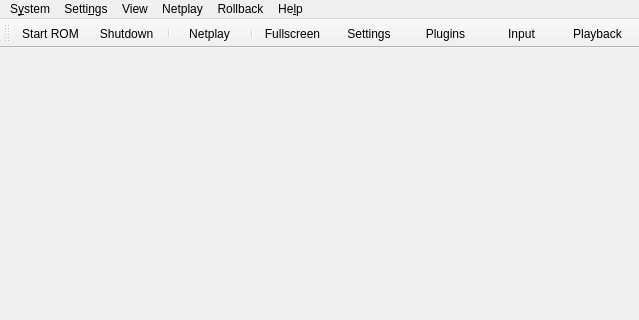
Before: the Qt Designer form Source/RMG/UserInterface/MainWindow.ui in kimimaru4000/RMG-K, drawn with Qt 5; both pictures show x 0 to 639 and y 0 to 320 of the 639 by 543 pixel window.
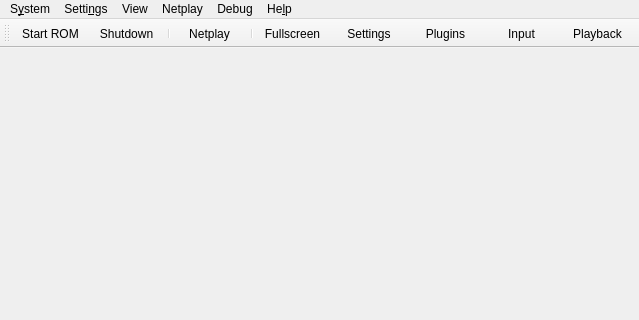
After: the same form once the commit is applied. Icons and pictures are not drawn.

Diff of the .ui file:
```diff
--- a/Source/RMG/UserInterface/MainWindow.ui
+++ b/Source/RMG/UserInterface/MainWindow.ui
@@ -157,7 +157,7 @@
    </widget>
    <widget class="QMenu" name="menuRollback">
     <property name="title">
-     <string>Rollback</string>
+     <string>Debug</string>
     </property>
     <addaction name="action_Rollback_SaveState"/>
     <addaction name="action_Rollback_LoadState"/>
```
